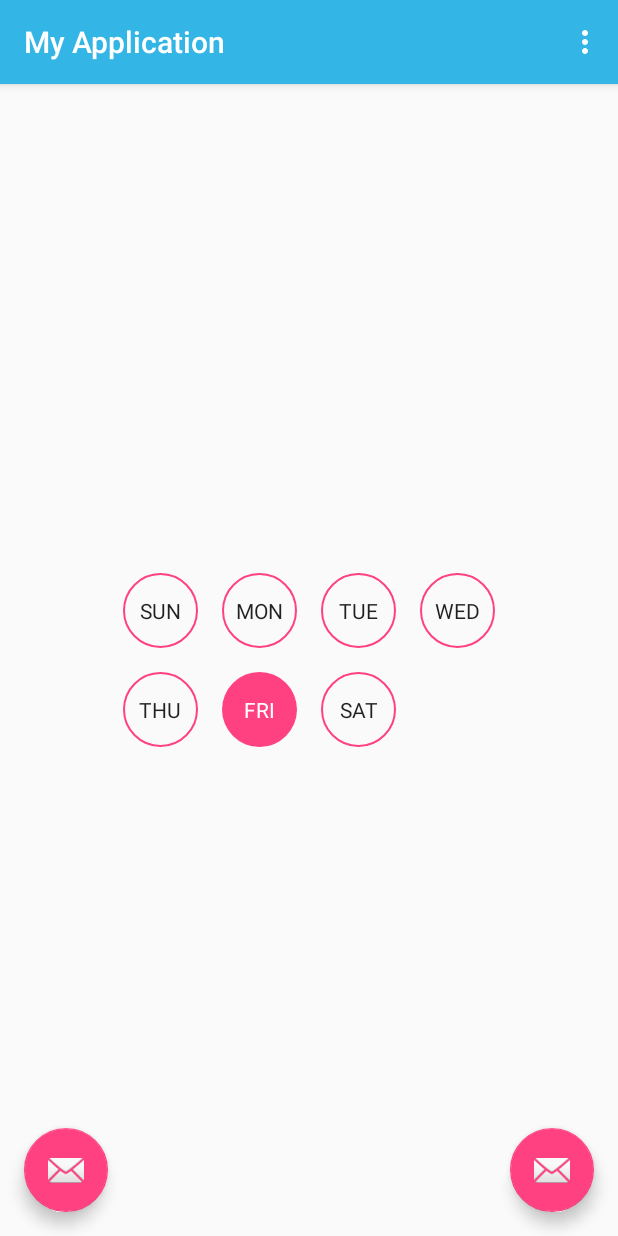
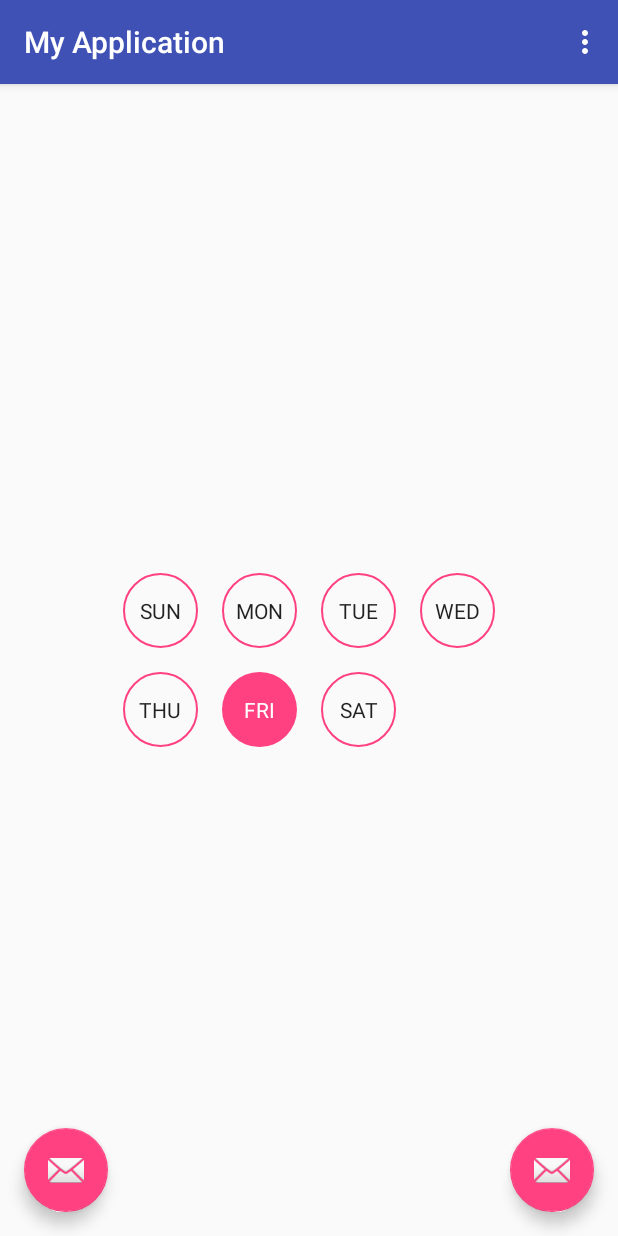
Before and after one commit to informramiz/SimpleDayPicker, an Android app: the screen it shows after launch (MainActivity), on a phone screen of 412 x 824 dp. Run offline under Robolectric (Android 15) with nearby library versions, the phone set to English and light mode, and no system bars.

Commit message:
chore: Update `colorPrimary`

```diff
--- a/app/src/main/res/values/colors.xml
+++ b/app/src/main/res/values/colors.xml
@@ -1,7 +1,7 @@
 <?xml version="1.0" encoding="utf-8"?>
 <resources>
     <!--#3F51B5-->
-    <color name="colorPrimary">@android:color/holo_blue_light</color>
+    <color name="colorPrimary">#3F51B5</color>
     <color name="colorPrimaryDark">#303F9F</color>
     <color name="colorAccent">#FF4081</color>
     <color name="colorControlHighlight">@android:color/darker_gray</color>
```
